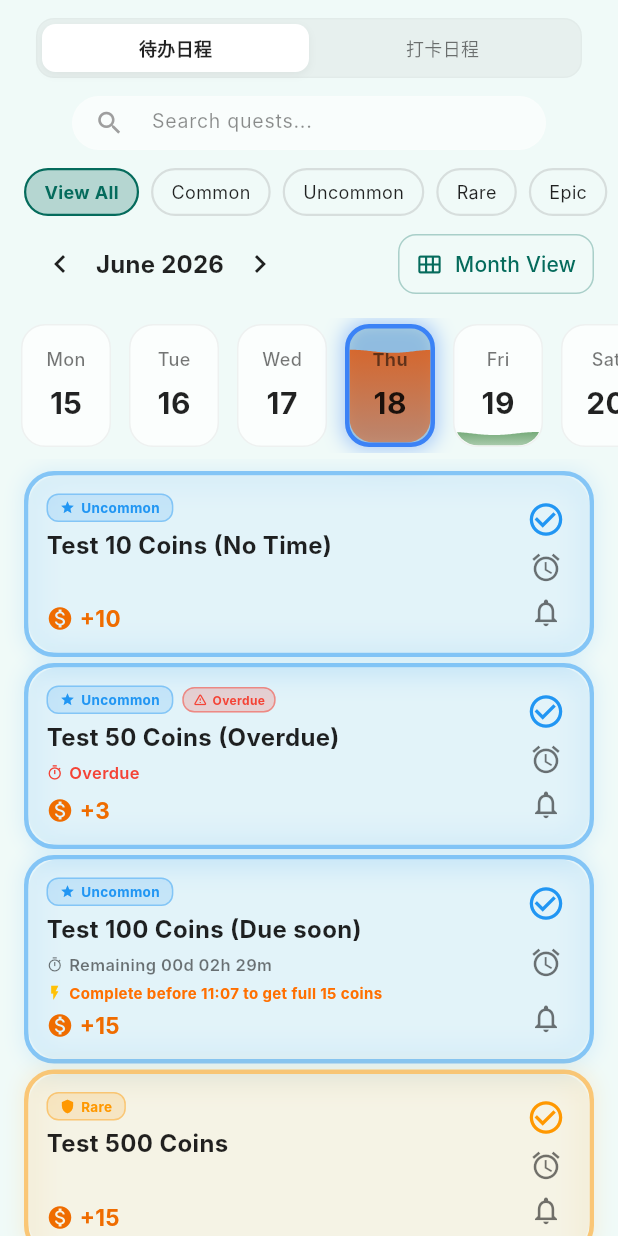
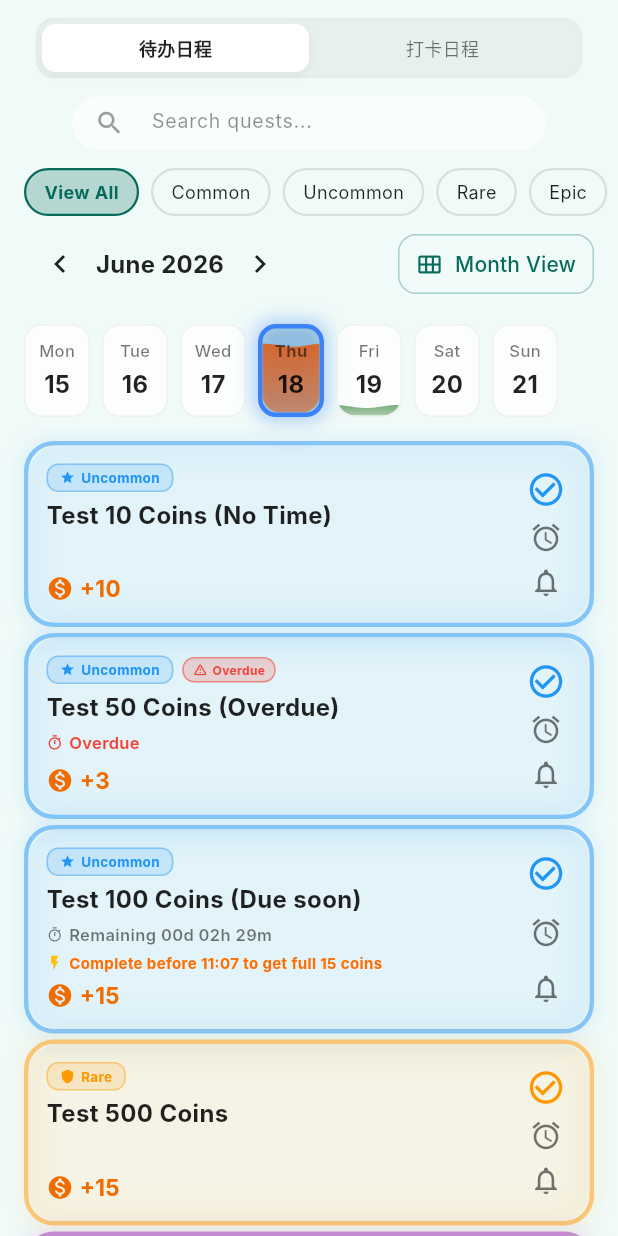
Before and after one commit to youppos/bounty-do, a Flutter app: the CalendarScreen widget shown alone on an empty page, opened directly, on a phone screen of 412 x 824 dp. Run offline on Flutter 3.47's test engine with Material 3 defaults, Android fonts, the light colour scheme and no system bars; our stand-ins replace audioplayers, get, shared_preferences; accounts and stored records are empty; Roboto replaces fonts that are missing (Inter).

Commit message:
style: optimize weekly calendar cells to compact version

```diff
--- a/gamified_todo/lib/ui/screens/calendar_screen.dart
+++ b/gamified_todo/lib/ui/screens/calendar_screen.dart
@@ -414,10 +414,10 @@ class _CalendarScreenState extends State<CalendarScreen> with SingleTickerProvid
                 // 2. Calendar view: Month grid or Week strip
                 if (!_isMonthView)
                   Container(
-                    height: 90,
+                    height: 70,
                     child: ListView.builder(
                       scrollDirection: Axis.horizontal,
-                      padding: const EdgeInsets.symmetric(horizontal: 8),
+                      padding: const EdgeInsets.symmetric(horizontal: 12),
                       itemCount: 7,
                       itemBuilder: (context, index) {
                         final days = _getWeekDays();
@@ -439,13 +439,13 @@ class _CalendarScreenState extends State<CalendarScreen> with SingleTickerProvid
                             });
                           },
                           child: Container(
-                            width: 60,
-                            margin: const EdgeInsets.symmetric(horizontal: 6, vertical: 4),
+                            width: 44,
+                            margin: const EdgeInsets.symmetric(horizontal: 4, vertical: 4),
                             decoration: BoxDecoration(
                               color: isToday
                                   ? primaryColor.withOpacity(0.15)
                                   : (isDark ? Colors.white.withOpacity(0.05) : Colors.white.withOpacity(0.7)),
-                              borderRadius: BorderRadius.circular(16),
+                              borderRadius: BorderRadius.circular(12),
                               border: Border.all(
                                 color: isSelected
                                     ? activeBorderColor
@@ -465,7 +465,7 @@ class _CalendarScreenState extends State<CalendarScreen> with SingleTickerProvid
                                   : null,
                             ),
                             child: ClipRRect(
-                              borderRadius: BorderRadius.circular(16),
+                              borderRadius: BorderRadius.circular(12),
                               child: Stack(
                                 alignment: Alignment.center,
                                 children: [
@@ -486,16 +486,16 @@ class _CalendarScreenState extends State<CalendarScreen> with SingleTickerProvid
                                       Text(
                                         weekdayName,
                                         style: TextStyle(
-                                          fontSize: 12,
+                                          fontSize: 11,
                                           fontWeight: isSelected ? FontWeight.bold : FontWeight.w500,
                                           color: isDark ? Colors.white70 : Colors.black54,
                                         ),
                                       ),
-                                      const SizedBox(height: 6),
+                                      const SizedBox(height: 3),
                                       Text(
                                         day.day.toString(),
                                         style: TextStyle(
-                                          fontSize: 20,
+                                          fontSize: 16,
                                           fontWeight: FontWeight.bold,
                                           color: isDark ? Colors.white : Colors.black87,
                                         ),
```
